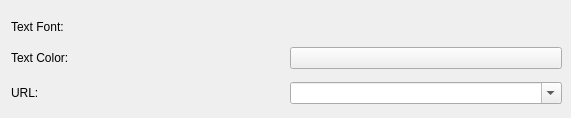
The window that interfaceSettings.ui (KDE/kscd) describes before a commit, drawn with Qt 5.
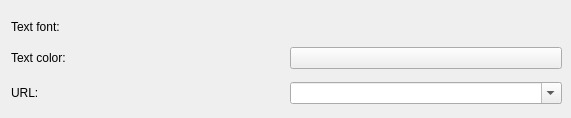
The same window after the commit. Custom widgets are drawn as their Qt base class.

Commit message: i18n style guide fixes: http://techbase.kde.org/Projects/Usability/HIG/Capitalization

Patch:
```diff
--- a/interfaceSettings.ui
+++ b/interfaceSettings.ui
@@ -34,7 +34,7 @@
     <item row="0" column="0" >
      <widget class="QLabel" name="label" >
       <property name="text" >
-       <string>Text Font:</string>
+       <string>Text font:</string>
       </property>
      </widget>
     </item>
@@ -51,7 +51,7 @@
     <item row="1" column="0" >
      <widget class="QLabel" name="label_2" >
       <property name="text" >
-       <string>Text Color:</string>
+       <string>Text color:</string>
       </property>
      </widget>
     </item>
```
